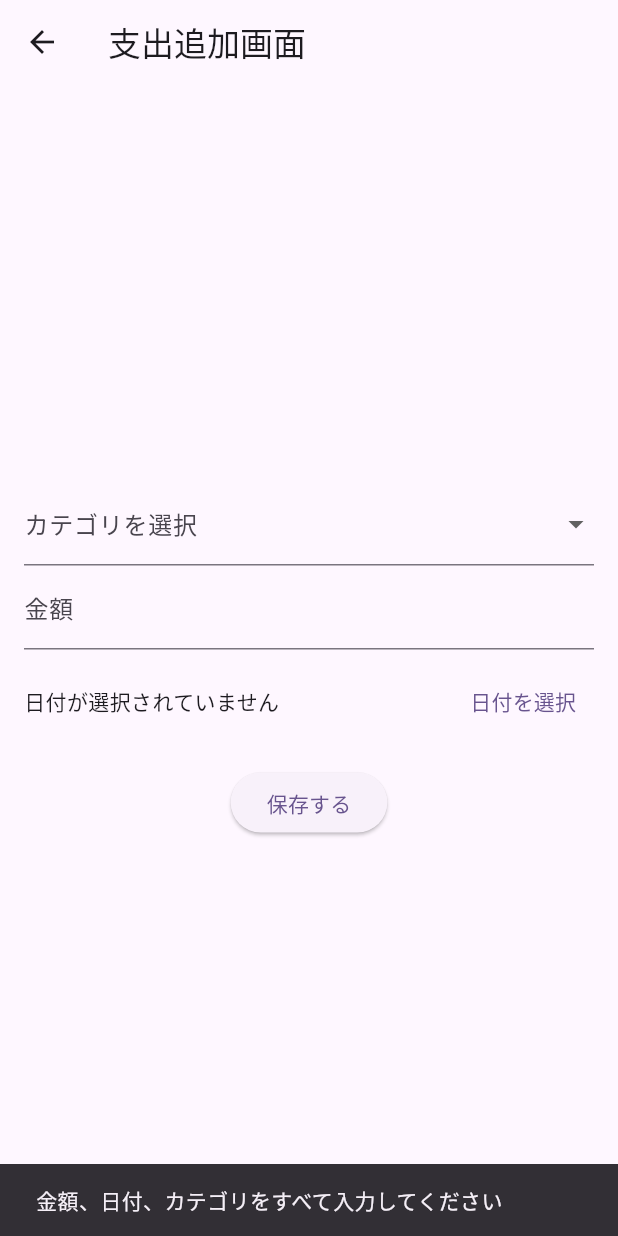
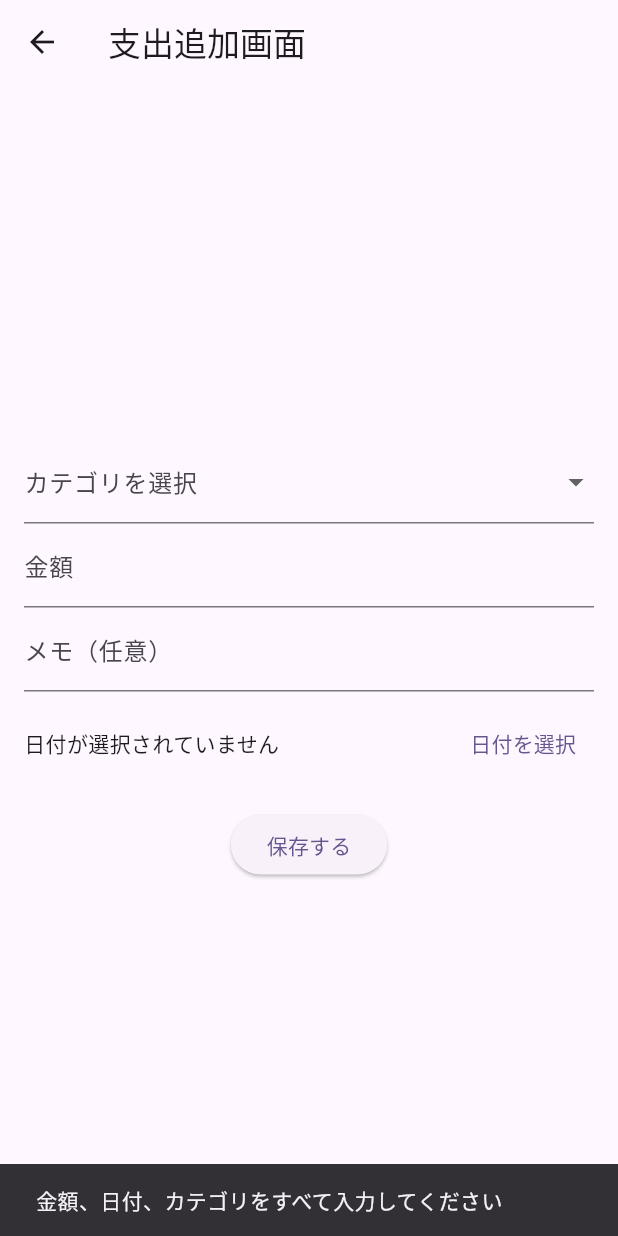
Before and after one commit to iwasitamasayosi/flutter_application_1, a Flutter app: the Expenditure screen opened directly, after a tap on "保存する", on a phone screen of 412 x 824 dp. Run offline on Flutter 3.47's test engine with Material 3 defaults, Android fonts, the phone set to English and light mode, and no system bars; our stand-ins replace cloud_firestore, firebase_core, fl_chart; accounts and stored records are empty.

Commit message:
メモを入力、保存できるようにした

```diff
--- a/lib/Expenditure_screen.dart
+++ b/lib/Expenditure_screen.dart
@@ -30,6 +30,8 @@ class Expenditure extends StatefulWidget {
 
 class Expenditure_screen extends State<Expenditure> {
   final TextEditingController _amountController = TextEditingController();
+  final TextEditingController _memoController = TextEditingController();
+
   DateTime? _selectedDate;
   String? _selectedCategory;
 
@@ -59,6 +61,7 @@ class Expenditure_screen extends State<Expenditure> {
             'money': amount,
             'date': Timestamp.fromDate(_selectedDate!),
             'elements': _selectedCategory,
+            'memo': _memoController.text,
           });
 
       ScaffoldMessenger.of(context).showSnackBar(
@@ -66,6 +69,7 @@ class Expenditure_screen extends State<Expenditure> {
       );
 
       _amountController.clear();
+      _memoController.clear();
       setState(() {
         _selectedDate = null;
         _selectedCategory = null;
@@ -106,6 +110,11 @@ class Expenditure_screen extends State<Expenditure> {
               decoration: InputDecoration(labelText: '金額'),
               keyboardType: TextInputType.number,
             ),
+            TextFormField(
+              controller: _memoController,
+              decoration: InputDecoration(labelText: 'メモ（任意）'),
+              keyboardType: TextInputType.text,
+            ),
             SizedBox(height: 10),
             Row(
               children: [
```
Also changed, not shown: lib/Income_Screen.dart (+9 -0 lines).
